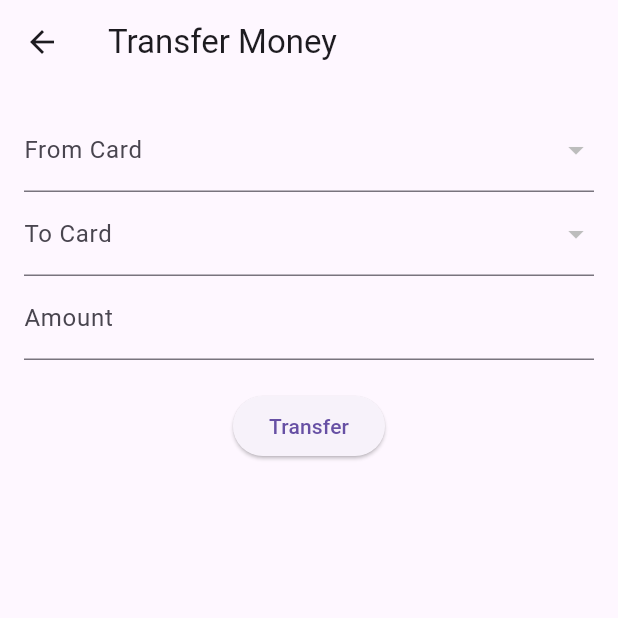
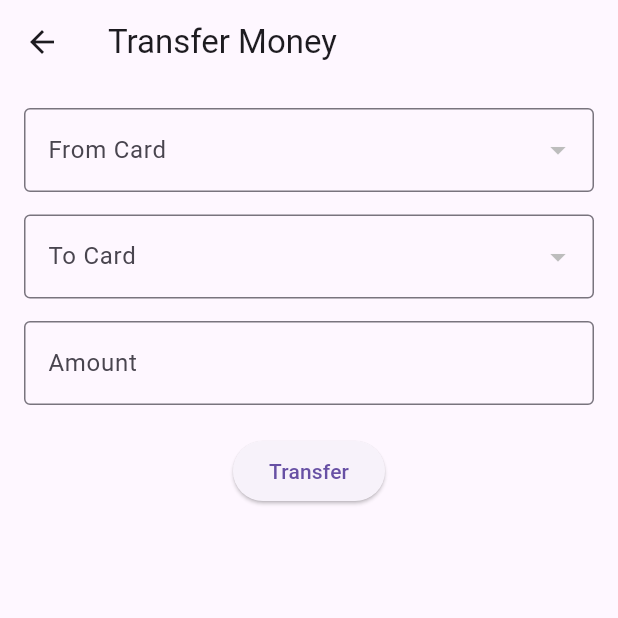
Before and after one commit to Abdirakhmonov/OnlineBanking, a Flutter app: the screen it shows once a user with an empty profile is signed in, after a tap on the "swap horiz" icon, on a phone screen of 412 x 824 dp, the top half of it. Run offline on Flutter 3.47's test engine with Material 3 defaults, Android fonts, the phone set to English and light mode, and no system bars; our stand-ins replace animated_text_kit, bloc, cloud_firestore, equatable, firebase_auth, firebase_core and 1 more; accounts and stored records are empty.

Commit message:
last commit

```diff
--- a/lib/ui/screens/home_screen.dart
+++ b/lib/ui/screens/home_screen.dart
@@ -82,7 +82,7 @@ class HomeScreen extends StatelessWidget {
               Navigator.of(context).push(
                 MaterialPageRoute(
                   builder: (context) =>
-                      TransferScreen(cards: []), // Replace with actual cards
+                      TransferScreen(), // Replace with actual cards
                 ),
               );
             },
--- a/lib/ui/screens/transfer_screen.dart
+++ b/lib/ui/screens/transfer_screen.dart
@@ -1,14 +1,12 @@
 import 'package:flutter/material.dart';
 import 'package:flutter_bloc/flutter_bloc.dart';
 import '../../blocs/transaction/transaction_bloc.dart';
+import '../../blocs/card/card_bloc.dart';
+import '../../blocs/card/card_state.dart';
 import '../../data/models/transaction_model.dart';
 import '../../data/models/card_model.dart';
 
 class TransferScreen extends StatefulWidget {
-  final List<CardModel> cards;
-
-  TransferScreen({required this.cards});
-
   @override
   _TransferScreenState createState() => _TransferScreenState();
 }
@@ -20,6 +18,15 @@ class _TransferScreenState extends State<TransferScreen> {
 
   CardModel? selectedFromCard;
   CardModel? selectedToCard;
+  final _formKey = GlobalKey<FormState>();
+
+  @override
+  void dispose() {
+    fromCardController.dispose();
+    toCardController.dispose();
+    amountController.dispose();
+    super.dispose();
+  }
 
   @override
   Widget build(BuildContext context) {
@@ -27,51 +34,77 @@ class _TransferScreenState extends State<TransferScreen> {
       appBar: AppBar(
         title: const Text('Transfer Money'),
       ),
-      body: Padding(
+      body: BlocBuilder<CardBloc, CardState>(
+        builder: (context, state) {
+          if (state is CardLoading) {
+            return const Center(child: CircularProgressIndicator());
+          } else if (state is CardLoaded) {
+            return Padding(
               padding: const EdgeInsets.all(16.0),
+              child: Form(
+                key: _formKey,
                 child: Column(
                   children: [
                     DropdownButtonFormField<CardModel>(
-              decoration: const InputDecoration(labelText: 'From Card'),
-              items: widget.cards.map((card) {
-                return DropdownMenuItem(
+                      decoration: const InputDecoration(
+                          labelText: 'From Card', border: OutlineInputBorder()),
+                      items: state.cards.map((card) {
+                        return DropdownMenuItem<CardModel>(
                           value: card,
-                  child: Text(card.number),
+                          child: Text(card.fullname),
                         );
                       }).toList(),
                       onChanged: (card) {
                         setState(() {
                           selectedFromCard = card;
-                  fromCardController.text = card?.id ?? '';
+                          fromCardController.text = card?.fullname ?? '';
                         });
                       },
                       value: selectedFromCard,
+                      validator: (value) =>
+                          value == null ? 'Please select a card' : null,
                     ),
+                    const SizedBox(height: 15),
                     DropdownButtonFormField<CardModel>(
-              decoration: const InputDecoration(labelText: 'To Card'),
-              items: widget.cards.map((card) {
-                return DropdownMenuItem(
+                      decoration: const InputDecoration(
+                          labelText: 'To Card', border: OutlineInputBorder()),
+                      items: state.cards.map((card) {
+                        return DropdownMenuItem<CardModel>(
                           value: card,
-                  child: Text(card.number),
+                          child: Text(card.fullname),
                         );
                       }).toList(),
                       onChanged: (card) {
                         setState(() {
                           selectedToCard = card;
-                  toCardController.text = card?.id ?? '';
+                          toCardController.text = card?.fullname ?? '';
                         });
                       },
                       value: selectedToCard,
+                      validator: (value) =>
+                          value == null ? 'Please select a card' : null,
                     ),
-            TextField(
+                    const SizedBox(height: 15),
+                    TextFormField(
                       controller: amountController,
-              decoration: const InputDecoration(labelText: 'Amount'),
+                      decoration: const InputDecoration(
+                          labelText: 'Amount', border: OutlineInputBorder()),
                       keyboardType: TextInputType.number,
+                      validator: (value) {
+                        if (value == null || value.isEmpty) {
+                          return 'Please enter an amount';
+                        }
+                        final double? amount = double.tryParse(value);
+                        if (amount == null || amount <= 0) {
+                          return 'Please enter a valid amount';
+                        }
+                        return null;
+                      },
                     ),
                     const SizedBox(height: 20),
                     ElevatedButton(
                       onPressed: () {
-                if (selectedFromCard != null && selectedToCard != null) {
+                        if (_formKey.currentState!.validate()) {
                           final transaction = TransactionModel(
                             id: DateTime.now().toString(),
                             fromCard: fromCardController.text,
@@ -84,7 +117,8 @@ class _TransferScreenState extends State<TransferScreen> {
                           Navigator.of(context).pop();
                         } else {
                           ScaffoldMessenger.of(context).showSnackBar(
-                    const SnackBar(content: Text('Please select both cards')),
+                            const SnackBar(
+                                content: Text('Please fill all fields')),
                           );
                         }
                       },
@@ -94,5 +128,11 @@ class _TransferScreenState extends State<TransferScreen> {
                 ),
               ),
             );
+          } else {
+            return const Center(child: Text('Failed to load cards'));
+          }
+        },
+      ),
+    );
   }
 }
```
Lines whose indentation alone changed are shown as unchanged.
